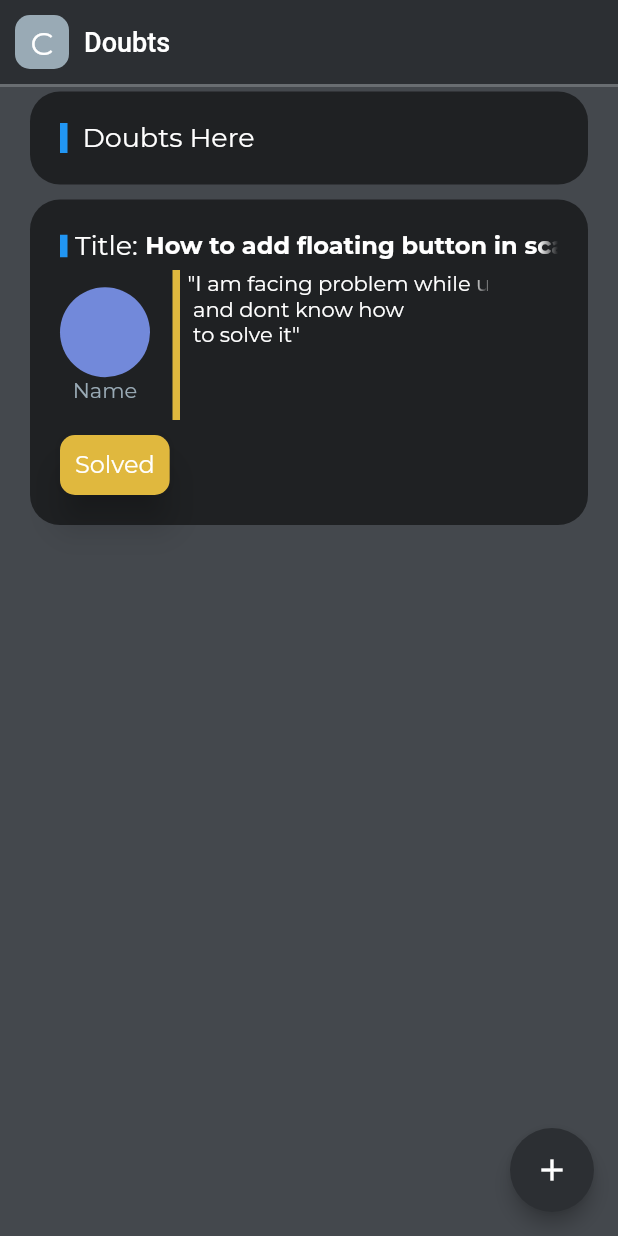
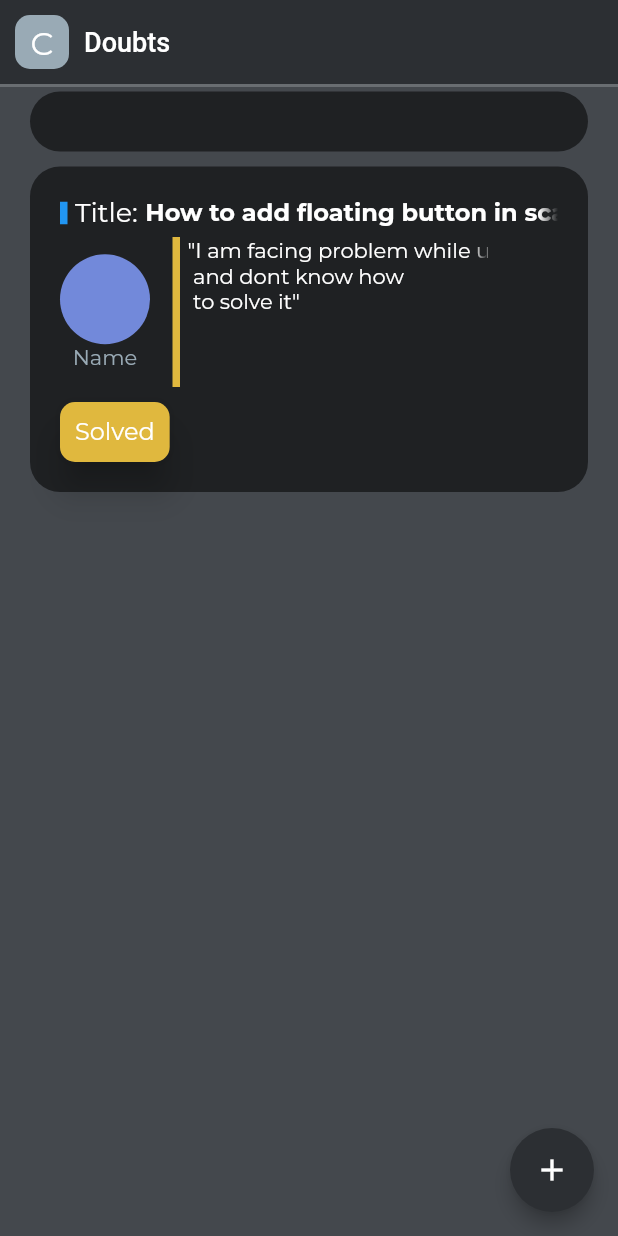
Before and after one commit to Ishwam-Garg/conatus-app-ui, a Flutter app: the doubt_page screen opened directly, on a phone screen of 412 x 824 dp. Run offline on Flutter 3.47's test engine with Material 2 defaults, Android fonts, the phone set to English and light mode, and no system bars; our stand-ins replace cloud_firestore, firebase_auth, firebase_core, google_fonts, google_sign_in, percent_indicator; accounts and stored records are empty.

Commit message:
Complete ui

```diff
--- a/lib/main.dart
+++ b/lib/main.dart
@@ -29,8 +29,8 @@ class MyApp extends StatelessWidget {
           ),
         ),
         // home: RootPage());
-        home: LoginPage());
-        //home: Non_user_homepage());
+        //home: LoginPage());
+        home: Non_user_homepage());
   }
 }
 
--- a/lib/views/doubt pages/doubt_page.dart
+++ b/lib/views/doubt pages/doubt_page.dart
@@ -160,13 +160,6 @@ class _doubt_pageState extends State<doubt_page> {
                   borderRadius: BorderRadius.circular(20),
                   color: Colors.black54,
                 ),
-                child: Row(
-                  children: [
-                    Container(height: 20,color: ColorPalette.BLUE_NORMAL,width: 5,),
-                    SizedBox(width: 10,),
-                    Text("Doubts Here",style: TextStyle(fontSize: Unit.FONT_LARGE,color: Colors.white),),
-                  ],
-                ),
               ),
               DoubtBox(),
             ],
```
Also changed, not shown: 1 other file.
